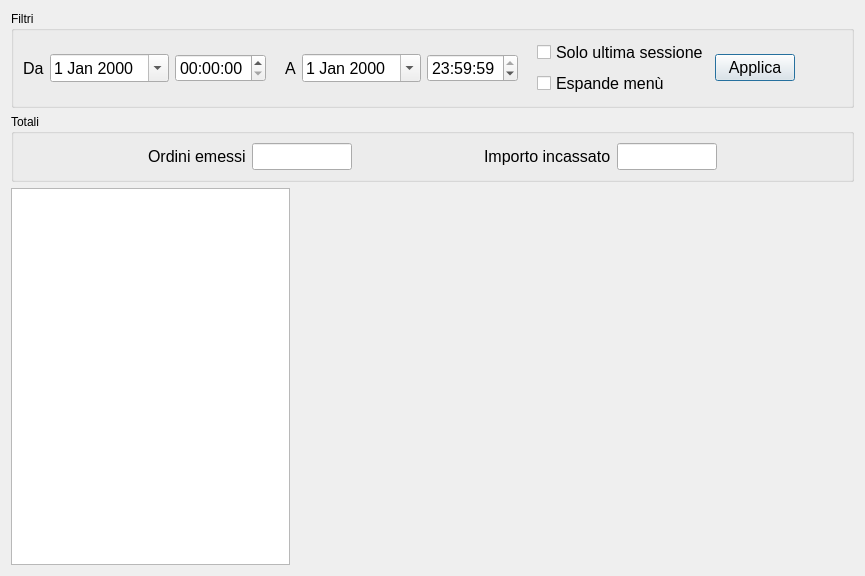
This is src/statsform.ui in mtonin/gestcassa as Qt 5 draws it before an edit. The edited form follows.
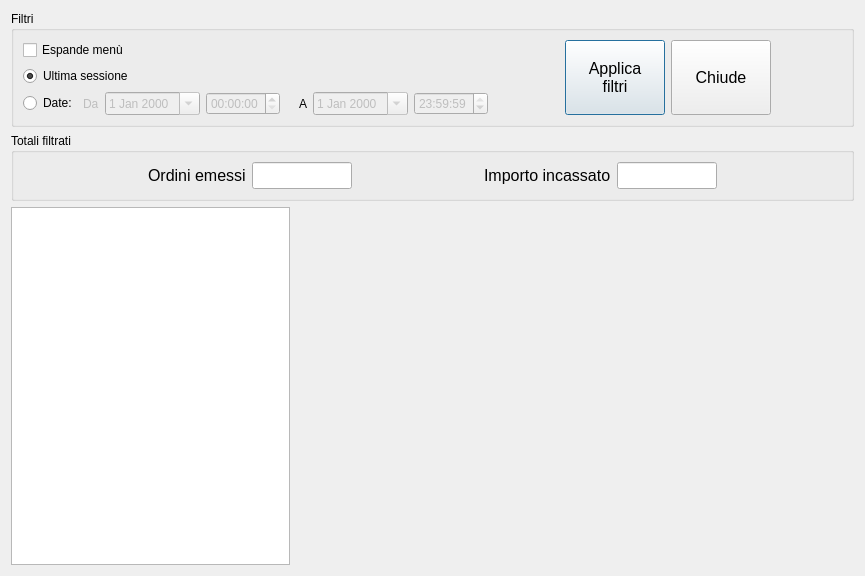
This is the edited form. Custom widgets are drawn as their Qt base class.

Commit message: - modificato colore pulsante stampa scontrino in verde - modificata decorazione dialog calcolo resto - modificata gestione filtri nel dialog statistiche

```diff
--- a/src/statsform.ui
+++ b/src/statsform.ui
@@ -13,19 +13,55 @@
   <property name="windowTitle">
    <string>Statistiche</string>
   </property>
-  <layout class="QVBoxLayout" name="verticalLayout">
+  <layout class="QVBoxLayout" name="verticalLayout" stretch="0,0,1">
    <item>
     <widget class="QGroupBox" name="groupBox">
+     <property name="sizePolicy">
+      <sizepolicy hsizetype="Preferred" vsizetype="Preferred">
+       <horstretch>0</horstretch>
+       <verstretch>0</verstretch>
+      </sizepolicy>
+     </property>
      <property name="title">
       <string>Filtri</string>
      </property>
+     <layout class="QHBoxLayout" name="horizontalLayout_7">
+      <item>
+       <layout class="QHBoxLayout" name="horizontalLayout_5">
+        <item>
+         <layout class="QVBoxLayout" name="verticalLayout_3">
+          <item>
+           <widget class="QCheckBox" name="expMenuBox">
+            <property name="text">
+             <string>Espande menù</string>
+            </property>
+           </widget>
+          </item>
+          <item>
+           <widget class="QRadioButton" name="ultimaSessioneBox">
+            <property name="text">
+             <string>Ultima sessione</string>
+            </property>
+            <property name="checked">
+             <bool>true</bool>
+            </property>
+           </widget>
+          </item>
+          <item>
+           <layout class="QHBoxLayout" name="horizontalLayout_4">
+            <item>
+             <widget class="QRadioButton" name="filtroDateBox">
+              <property name="text">
+               <string>Date:</string>
+              </property>
+             </widget>
+            </item>
+            <item>
      <layout class="QHBoxLayout" name="horizontalLayout">
       <item>
        <widget class="QLabel" name="label">
-        <property name="font">
-         <font>
-          <pointsize>12</pointsize>
-         </font>
+                <property name="enabled">
+                 <bool>false</bool>
         </property>
         <property name="text">
          <string>Da</string>
@@ -34,10 +70,8 @@
       </item>
       <item>
        <widget class="QDateEdit" name="fromData">
-        <property name="font">
-         <font>
-          <pointsize>12</pointsize>
-         </font>
+                <property name="enabled">
+                 <bool>false</bool>
         </property>
         <property name="calendarPopup">
          <bool>true</bool>
@@ -46,10 +80,8 @@
       </item>
       <item>
        <widget class="QTimeEdit" name="fromOra">
-        <property name="font">
-         <font>
-          <pointsize>12</pointsize>
-         </font>
+                <property name="enabled">
+                 <bool>false</bool>
         </property>
        </widget>
       </item>
@@ -64,18 +96,13 @@
         <property name="sizeHint" stdset="0">
          <size>
           <width>13</width>
-          <height>20</height>
+                  <height>17</height>
          </size>
         </property>
        </spacer>
       </item>
       <item>
        <widget class="QLabel" name="label_2">
-        <property name="font">
-         <font>
-          <pointsize>12</pointsize>
-         </font>
-        </property>
         <property name="text">
          <string>A</string>
         </property>
@@ -83,10 +110,8 @@
       </item>
       <item>
        <widget class="QDateEdit" name="toData">
-        <property name="font">
-         <font>
-          <pointsize>12</pointsize>
-         </font>
+                <property name="enabled">
+                 <bool>false</bool>
         </property>
         <property name="calendarPopup">
          <bool>true</bool>
@@ -95,10 +120,8 @@
       </item>
       <item>
        <widget class="QTimeEdit" name="toOra">
-        <property name="font">
-         <font>
-          <pointsize>12</pointsize>
-         </font>
+                <property name="enabled">
+                 <bool>false</bool>
         </property>
         <property name="time">
          <time>
@@ -109,75 +132,87 @@
         </property>
        </widget>
       </item>
-      <item>
-       <spacer name="horizontalSpacer_2">
-        <property name="orientation">
-         <enum>Qt::Horizontal</enum>
-        </property>
-        <property name="sizeType">
-         <enum>QSizePolicy::Fixed</enum>
-        </property>
-        <property name="sizeHint" stdset="0">
-         <size>
-          <width>13</width>
-          <height>20</height>
-         </size>
-        </property>
-       </spacer>
-      </item>
-      <item>
-       <layout class="QVBoxLayout" name="verticalLayout_2">
-        <item>
-         <widget class="QCheckBox" name="ultimaSessioneBox">
-          <property name="font">
-           <font>
-            <pointsize>12</pointsize>
-           </font>
-          </property>
-          <property name="text">
-           <string>Solo ultima sessione</string>
-          </property>
-         </widget>
-        </item>
-        <item>
-         <widget class="QCheckBox" name="expMenuBox">
-          <property name="font">
-           <font>
-            <pointsize>12</pointsize>
-           </font>
-          </property>
-          <property name="text">
-           <string>Espande menù</string>
-          </property>
-         </widget>
-        </item>
+             </layout>
+            </item>
+           </layout>
+          </item>
        </layout>
       </item>
       <item>
-       <spacer name="horizontalSpacer_7">
+         <spacer name="horizontalSpacer_4">
         <property name="orientation">
          <enum>Qt::Horizontal</enum>
         </property>
-        <property name="sizeType">
-         <enum>QSizePolicy::Expanding</enum>
-        </property>
         <property name="sizeHint" stdset="0">
          <size>
-          <width>13</width>
+            <width>100</width>
           <height>20</height>
          </size>
         </property>
        </spacer>
       </item>
+        <item>
+         <layout class="QHBoxLayout" name="horizontalLayout_6">
       <item>
        <widget class="QPushButton" name="filtraBtn">
+            <property name="sizePolicy">
+             <sizepolicy hsizetype="Minimum" vsizetype="Expanding">
+              <horstretch>0</horstretch>
+              <verstretch>0</verstretch>
+             </sizepolicy>
+            </property>
+            <property name="minimumSize">
+             <size>
+              <width>100</width>
+              <height>0</height>
+             </size>
+            </property>
+            <property name="maximumSize">
+             <size>
+              <width>16777215</width>
+              <height>100</height>
+             </size>
+            </property>
         <property name="font">
          <font>
           <pointsize>12</pointsize>
          </font>
         </property>
         <property name="text">
-         <string>Applica</string>
+             <string>Applica
+filtri</string>
+            </property>
+           </widget>
+          </item>
+         </layout>
+        </item>
+        <item>
+         <widget class="QPushButton" name="filtraBtn_2">
+          <property name="sizePolicy">
+           <sizepolicy hsizetype="Minimum" vsizetype="Expanding">
+            <horstretch>0</horstretch>
+            <verstretch>0</verstretch>
+           </sizepolicy>
+          </property>
+          <property name="minimumSize">
+           <size>
+            <width>100</width>
+            <height>0</height>
+           </size>
+          </property>
+          <property name="maximumSize">
+           <size>
+            <width>16777215</width>
+            <height>100</height>
+           </size>
+          </property>
+          <property name="font">
+           <font>
+            <pointsize>12</pointsize>
+           </font>
+          </property>
+          <property name="text">
+           <string>Chiude</string>
         </property>
        </widget>
       </item>
@@ -195,12 +230,14 @@
        </spacer>
       </item>
      </layout>
+      </item>
+     </layout>
     </widget>
    </item>
    <item>
     <widget class="QGroupBox" name="groupBox_2">
      <property name="title">
-      <string>Totali</string>
+      <string>Totali filtrati</string>
      </property>
      <layout class="QHBoxLayout" name="horizontalLayout_3">
       <item>
```
Left out of the diff: 121 changed lines with no effect on the pictures. Lines whose indentation alone changed are shown as unchanged. The commit also changes 4 other files.
